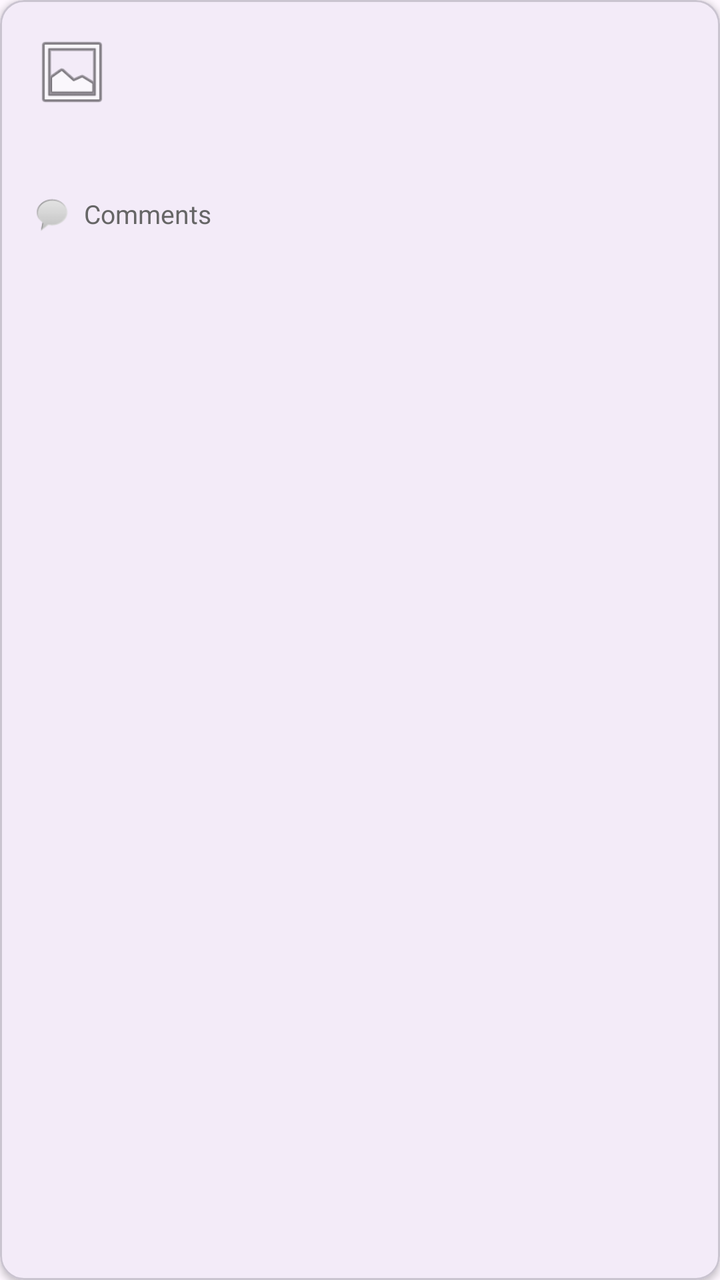
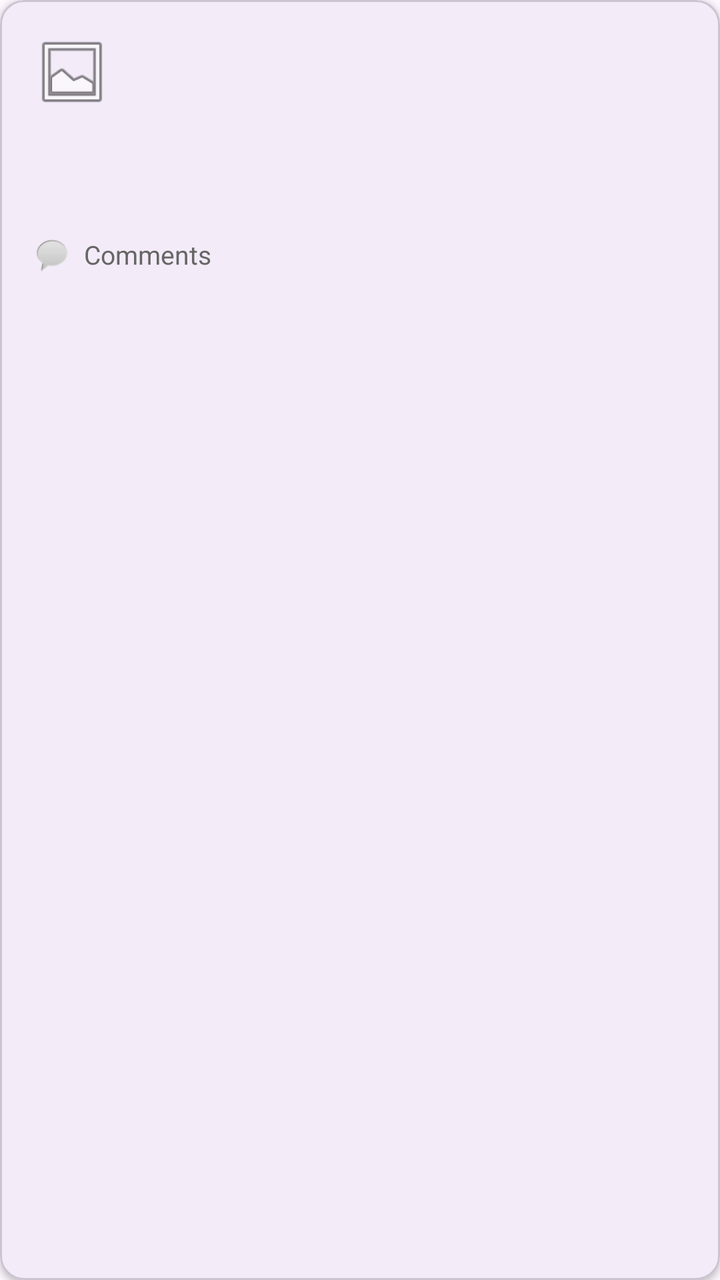

Screens rendered from an Android XML layout before and after an edit, with the pre-edit source and the edit as a unified diff.
<!-- AndroidManifest.xml: application theme AppTheme -->
<!-- res/layout/item_post.xml -->
<?xml version="1.0" encoding="utf-8"?>
<com.google.android.material.card.MaterialCardView
  xmlns:android="http://schemas.android.com/apk/res/android"
  xmlns:app="http://schemas.android.com/apk/res-auto"
  android:layout_width="match_parent"
  android:layout_height="wrap_content"
  android:layout_marginHorizontal="12dp"
  android:layout_marginVertical="6dp"
  app:cardCornerRadius="12dp"
  app:cardElevation="2dp">

  <LinearLayout
    android:layout_width="match_parent"
    android:layout_height="wrap_content"
    android:orientation="vertical"
    android:padding="16dp">

    <LinearLayout
      android:layout_width="match_parent"
      android:layout_height="wrap_content"
      android:gravity="center_vertical"
      android:orientation="horizontal">

      <ImageView
        android:id="@+id/img_author_avatar"
        android:layout_width="40dp"
        android:layout_height="40dp"
        android:src="@android:drawable/ic_menu_gallery" />

      <TextView
        android:id="@+id/text_author_name"
        android:layout_width="wrap_content"
        android:layout_height="wrap_content"
        android:layout_marginStart="12dp"
        android:textStyle="bold"
        android:textSize="15sp" />
    </LinearLayout>

    <TextView
      android:id="@+id/text_post_content"
      android:layout_width="match_parent"
      android:layout_height="wrap_content"
      android:layout_marginTop="10dp"
      android:textSize="14sp" />

    <ImageView
      android:id="@+id/img_post_photo"
      android:layout_width="match_parent"
      android:layout_height="220dp"
      android:layout_marginTop="12dp"
      android:adjustViewBounds="true"
      android:scaleType="centerCrop"
      android:visibility="gone" />

    <LinearLayout
      android:id="@+id/layout_comments_action"
      android:layout_width="wrap_content"
      android:layout_height="wrap_content"
      android:layout_marginTop="12dp"
      android:clickable="true"
      android:focusable="true"
      android:gravity="center_vertical"
      android:orientation="horizontal">

      <ImageView
        android:layout_width="20dp"
        android:layout_height="20dp"
        android:src="@android:drawable/sym_action_chat" />

      <TextView
        android:id="@+id/text_comment_count"
        android:layout_width="wrap_content"
        android:layout_height="wrap_content"
        android:layout_marginStart="6dp"
        android:text="@string/comments_title"
        android:textColor="#666666"
        android:textSize="13sp" />
    </LinearLayout>

  </LinearLayout>
</com.google.android.material.card.MaterialCardView>
<!-- resources referenced by this layout -->
<resources>
  <string name="comments_title">Comments</string>
  <style name="AppTheme" parent="Theme.Material3.DayNight">
      
    </style>
</resources>

<!-- the commit's change to res/layout/item_post.xml (unified diff, before → after) -->
@@ -25,15 +25,16 @@
         android:id="@+id/img_author_avatar"
         android:layout_width="40dp"
         android:layout_height="40dp"
-        android:src="@android:drawable/ic_menu_gallery" />
+        android:contentDescription="@string/author_profile_picture"
+        android:src="@android:drawable/ic_menu_gallery"/>
 
       <TextView
         android:id="@+id/text_author_name"
         android:layout_width="wrap_content"
         android:layout_height="wrap_content"
         android:layout_marginStart="12dp"
-        android:textStyle="bold"
-        android:textSize="15sp" />
+        android:textSize="15sp"
+        android:textStyle="bold"/>
     </LinearLayout>
 
     <TextView
@@ -41,7 +42,14 @@
       android:layout_width="match_parent"
       android:layout_height="wrap_content"
       android:layout_marginTop="10dp"
-      android:textSize="14sp" />
+      android:textSize="14sp"/>
+
+    <TextView
+      android:id="@+id/text_post_date"
+      android:layout_width="wrap_content"
+      android:layout_height="wrap_content"
+      android:layout_marginTop="4dp"
+      android:textSize="12sp"/>
 
     <ImageView
       android:id="@+id/img_post_photo"
@@ -49,8 +57,9 @@
       android:layout_height="220dp"
       android:layout_marginTop="12dp"
       android:adjustViewBounds="true"
+      android:contentDescription="@string/post_picture"
       android:scaleType="centerCrop"
-      android:visibility="gone" />
+      android:visibility="gone"/>
 
     <LinearLayout
       android:id="@+id/layout_comments_action"
@@ -65,7 +74,8 @@
       <ImageView
         android:layout_width="20dp"
         android:layout_height="20dp"
-        android:src="@android:drawable/sym_action_chat" />
+        android:contentDescription="@null"
+        android:src="@android:drawable/sym_action_chat"/>
 
       <TextView
         android:id="@+id/text_comment_count"
@@ -74,7 +84,7 @@
         android:layout_marginStart="6dp"
         android:text="@string/comments_title"
         android:textColor="#666666"
-        android:textSize="13sp" />
+        android:textSize="13sp"/>
     </LinearLayout>
 
   </LinearLayout>
<!-- resource entries referenced after the edit -->
@@ -1,6 +1,8 @@
 <!-- resources referenced by this layout -->
 <resources>
+  <string name="author_profile_picture">Author profile picture</string>
   <string name="comments_title">Comments</string>
+  <string name="post_picture">Post picture</string>
   <style name="AppTheme" parent="Theme.Material3.DayNight">
       
     </style>
